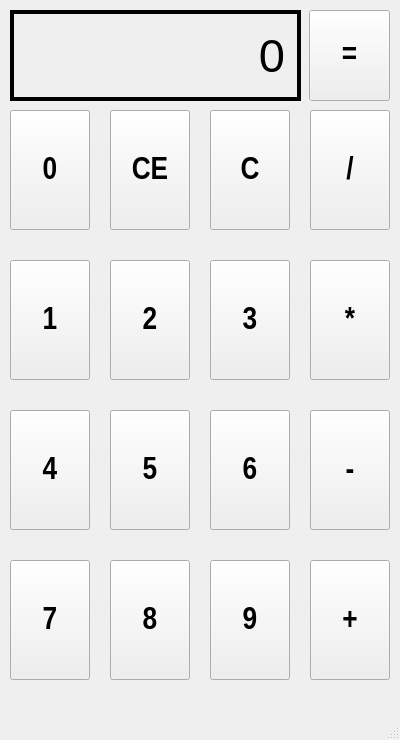
Qt form calculator.ui (ITT-21SS-UR/assignment6-modellinginteraction-bb6) before a commit.
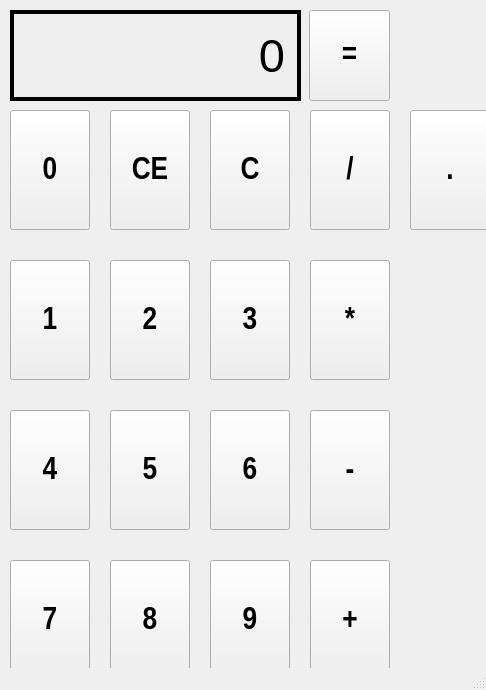
The same form after that commit.

What changed in the file:
```diff
--- a/calculator.ui
+++ b/calculator.ui
@@ -6,8 +6,8 @@
    <rect>
     <x>0</x>
     <y>0</y>
-    <width>400</width>
-    <height>740</height>
+    <width>486</width>
+    <height>690</height>
    </rect>
   </property>
   <property name="windowTitle">
@@ -401,6 +401,27 @@
      <string>=</string>
     </property>
    </widget>
+   <widget class="QPushButton" name="pointButton">
+    <property name="geometry">
+     <rect>
+      <x>410</x>
+      <y>110</y>
+      <width>80</width>
+      <height>120</height>
+     </rect>
+    </property>
+    <property name="font">
+     <font>
+      <family>Liberation Sans Narrow</family>
+      <pointsize>24</pointsize>
+      <weight>75</weight>
+      <bold>true</bold>
+     </font>
+    </property>
+    <property name="text">
+     <string>.</string>
+    </property>
+   </widget>
   </widget>
   <widget class="QMenuBar" name="menubar">
    <property name="geometry">
```
Left out of the diff: 2 changed lines with no effect on the pictures.
